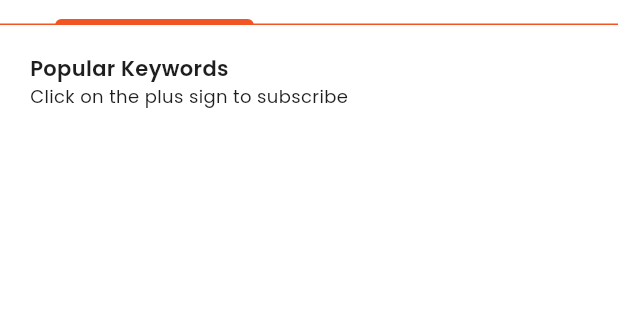
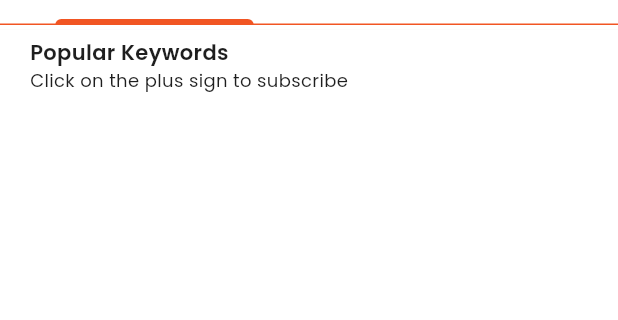
Before and after one commit to kodecraft-carlo/pzdeals-app, a Flutter app: the AlertsManagementScreen screen opened directly, on a phone screen of 412 x 824 dp, the part 563-883 px from its top. Run offline on Flutter 3.47's test engine with Material 3 defaults, Android fonts, the light colour scheme and no system bars; our stand-ins replace badges, cached_network_image, cloud_firestore, dio, dotted_border, firebase_auth and 15 more; missing offline and left inert: extension_google_sign_in_as_googleapis_auth, flutter_inappwebview, googleapis, mailer; accounts and stored records are empty; network calls fail; project files that could hold a hidden picture were left out.

Commit message:
updates from recent client feedback

```diff
--- a/lib/src/common_widgets/list_tile_switch.dart
+++ b/lib/src/common_widgets/list_tile_switch.dart
@@ -31,7 +31,7 @@ class _ListTileWithSwitchWidgetState extends State<ListTileWithSwitchWidget> {
       subtitle: widget.subtitle != ''
           ? Text(widget.subtitle,
               style: const TextStyle(fontSize: Sizes.listSubtitleFontSize))
-          : const SizedBox(),
+          : null,
       trailing: Switch(
         value: widget.value,
         onChanged: (bool? value) {
--- a/lib/src/features/account/account.dart
+++ b/lib/src/features/account/account.dart
@@ -82,6 +82,7 @@ class AccountWidget extends ConsumerWidget {
         child: Scaffold(
           backgroundColor: Colors.white,
           body: NestedScrollView(
+            physics: NeverScrollableScrollPhysics(),
             headerSliverBuilder: (context, innerBoxIsScrolled) {
               return [
                 SliverAppBar(
--- a/lib/src/features/account/presentation/screens/layout.dart
+++ b/lib/src/features/account/presentation/screens/layout.dart
@@ -14,6 +14,7 @@ class LayoutScreen extends StatelessWidget {
         padding: EdgeInsets.all(Sizes.paddingAll),
         child: Column(
           crossAxisAlignment: CrossAxisAlignment.start,
+          mainAxisSize: MainAxisSize.min,
           children: [
             Text(
               "Layout Settings",
--- a/lib/src/features/alerts/presentation/screens/screen_alerts_management.dart
+++ b/lib/src/features/alerts/presentation/screens/screen_alerts_management.dart
@@ -40,7 +40,7 @@ class _AlertsManagementScreenState
       if (ref.read(keywordsProvider).addKeywordLocally(
           KeywordData(id: 0, keyword: textController.text.trim().toLowerCase()),
           'input')) {
-        showSnackbarWithMessage(context, 'Keyword added');
+        // showSnackbarWithMessage(context, 'Keyword added');
         textController.clear();
       } else {
         showSnackbarWithMessage(context, 'Keyword already exists');
@@ -61,9 +61,9 @@ class _AlertsManagementScreenState
       length: 2,
       child: Scaffold(
         backgroundColor: Colors.white,
-        body: NestedScrollView(
-          headerSliverBuilder: (context, innerBoxIsScrolled) {
-            return [
+        body: CustomScrollView(
+            physics: const NeverScrollableScrollPhysics(),
+            slivers: [
               SliverToBoxAdapter(
                 child: Padding(
                   padding: const EdgeInsets.only(
@@ -162,7 +162,7 @@ class _AlertsManagementScreenState
                 floating: false,
                 pinned: true,
                 primary: false,
-                forceElevated: innerBoxIsScrolled,
+                forceElevated: true,
                 automaticallyImplyLeading: false,
                 flexibleSpace: FlexibleSpaceBar(
                     background: Container(
@@ -194,42 +194,49 @@ class _AlertsManagementScreenState
                 ),
                 titleSpacing: 0,
               ),
-            ];
-          },
-          body: TabBarView(
+              SliverFillRemaining(
+                child: TabBarView(
                   children: <Widget>[
                     Container(
-                margin:
-                    const EdgeInsets.symmetric(horizontal: Sizes.paddingAll),
+                        margin: const EdgeInsets.symmetric(
+                            horizontal: Sizes.paddingAll),
                         child: SingleChildScrollView(
                           child: Column(
+                            mainAxisSize: MainAxisSize.min,
                             crossAxisAlignment: CrossAxisAlignment.start,
                             children: [
-                      const SizedBox(height: Sizes.spaceBetweenSections),
-                      const Text("Popular Keywords",
+                              const SizedBox(
+                                  height: Sizes.spaceBetweenContentSmall),
+                              const Text(
+                                "Popular Keywords",
                                 style: TextStyle(
                                   fontSize: Sizes.fontSizeMedium,
                                   fontWeight: FontWeight.w600,
-                              color: PZColors.pzBlack)),
+                                  color: PZColors.pzBlack,
+                                ),
+                              ),
                               const Text(
                                 "Click on the plus sign to subscribe",
                                 style: TextStyle(
                                   fontSize: Sizes.bodyFontSize,
                                   fontWeight: FontWeight.w400,
-                            color: PZColors.pzBlack),
+                                  color: PZColors.pzBlack,
                                 ),
-                      const SizedBox(height: Sizes.spaceBetweenSections),
+                              ),
+                              const SizedBox(
+                                  height: Sizes.spaceBetweenSections),
                               PopularKeywordsGrid(
-                          keywordsdata: keywordState.popularKeywords)
+                                keywordsdata: keywordState.popularKeywords,
+                              ),
                             ],
                           ),
-                ),
-              ),
+                        )),
                     Container(
-                margin:
-                    const EdgeInsets.symmetric(horizontal: Sizes.paddingAll),
+                      margin: const EdgeInsets.symmetric(
+                          horizontal: Sizes.paddingAll),
                       child: Column(
                         crossAxisAlignment: CrossAxisAlignment.start,
+                        mainAxisSize: MainAxisSize.min,
                         children: [
                           const SizedBox(height: Sizes.spaceBetweenSections),
                           const Text("Category Alerts",
@@ -255,7 +262,8 @@ class _AlertsManagementScreenState
                     )
                   ],
                 ),
-        ),
+              )
+            ]),
       ),
     );
   }
--- a/lib/src/features/alerts/presentation/widgets/chips_saved_keywords.dart
+++ b/lib/src/features/alerts/presentation/widgets/chips_saved_keywords.dart
@@ -89,7 +89,7 @@ class ChipSavedKeywordsState extends ConsumerState<ChipSavedKeywords> {
                     debugPrint(
                         'Removing keyword: ${keyword.keyword} ~ ${keyword.id}');
                     keywordState.removeKeywordLocally(keyword);
-                    showSnackbarWithMessage(context, 'Keyword removed');
+                    // showSnackbarWithMessage(context, 'Keyword removed');
                   }
                 : null,
           );
--- a/lib/src/features/deals/state/provider_frontpage.dart
+++ b/lib/src/features/deals/state/provider_frontpage.dart
@@ -50,8 +50,8 @@ class TabFrontPageNotifier extends ChangeNotifier {
     notifyListeners();
 
     try {
-      _products = await _productService.getCachedProducts(_boxName);
-      notifyListeners();
+      // _products = await _productService.getCachedProducts(_boxName);
+      // notifyListeners();
 
       // if (_products.isNotEmpty) return;
 
--- a/lib/src/features/deals/state/provider_pzpicks.dart
+++ b/lib/src/features/deals/state/provider_pzpicks.dart
@@ -41,8 +41,8 @@ class TabPzPicksNotifier extends ChangeNotifier {
     notifyListeners();
 
     try {
-      _products = await _productService.getCachedProducts(_boxName);
-      notifyListeners();
+      // _products = await _productService.getCachedProducts(_boxName);
+      // notifyListeners();
 
       // if (_products.isNotEmpty) return;
 
```
Also changed, not shown: lib/src/features/more/more.dart (+9 -7 lines), lib/src/features/notifications/presentation/widgets/notification_card.dart (+23 -6 lines), lib/src/features/stores/stores.dart (+10 -0 lines), lib/src/services/firebase_messaging.dart (+80 -5 lines), 3 other files. Lines whose indentation alone changed are shown as unchanged.
